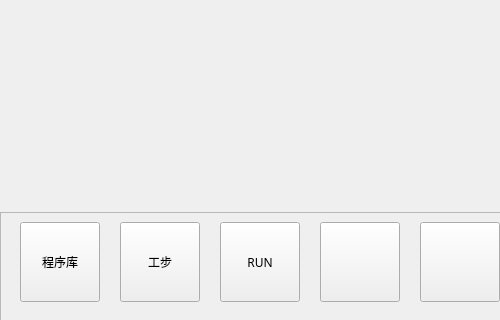
Tetraelc/A66_PRO, file A66-app/mainwindow.ui: the form before one commit; both pictures show x 0 to 500 and y 448 to 768 of the 1024 by 768 pixel window.
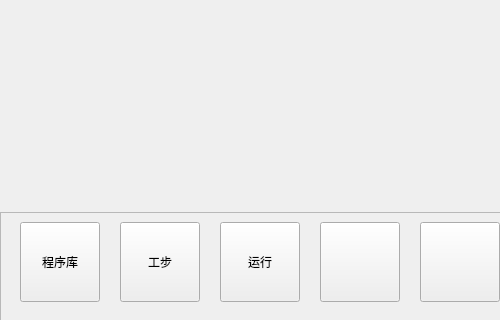
The form after the commit. Icons and pictures are not drawn.

What changed in the file:
```diff
--- a/A66-app/mainwindow.ui
+++ b/A66-app/mainwindow.ui
@@ -505,7 +505,7 @@
       <cursorShape>BlankCursor</cursorShape>
      </property>
      <property name="text">
-      <string>RUN</string>
+      <string>运行</string>
      </property>
      <property name="icon">
       <iconset resource="A66-appsrc.qrc">
```
